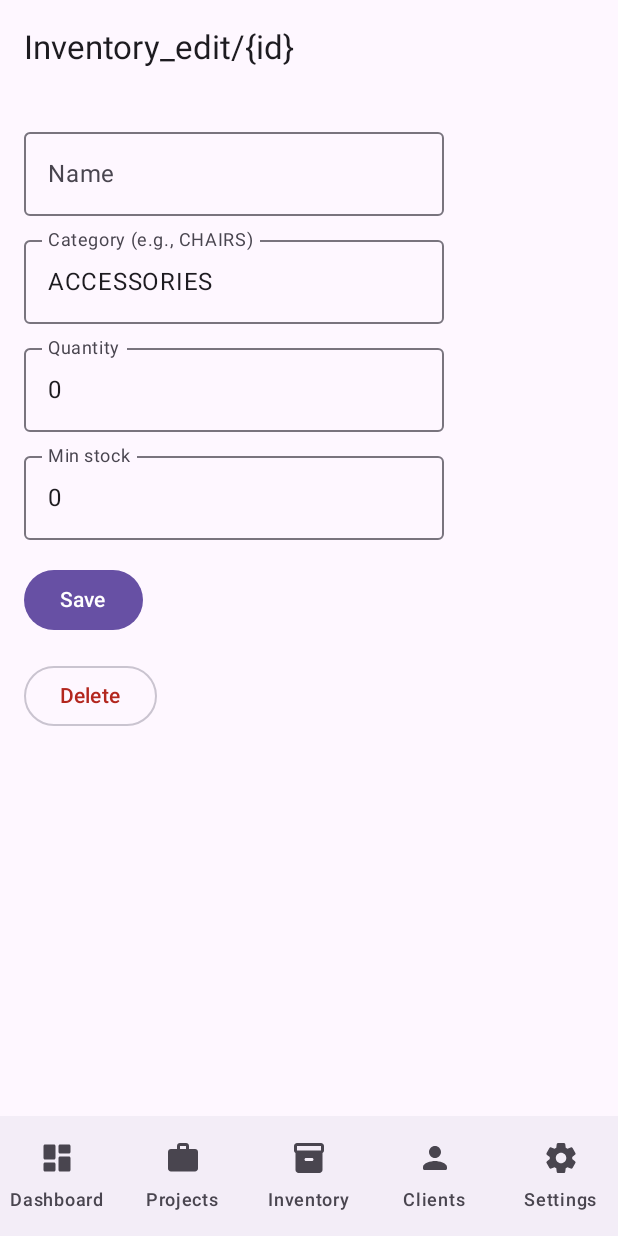
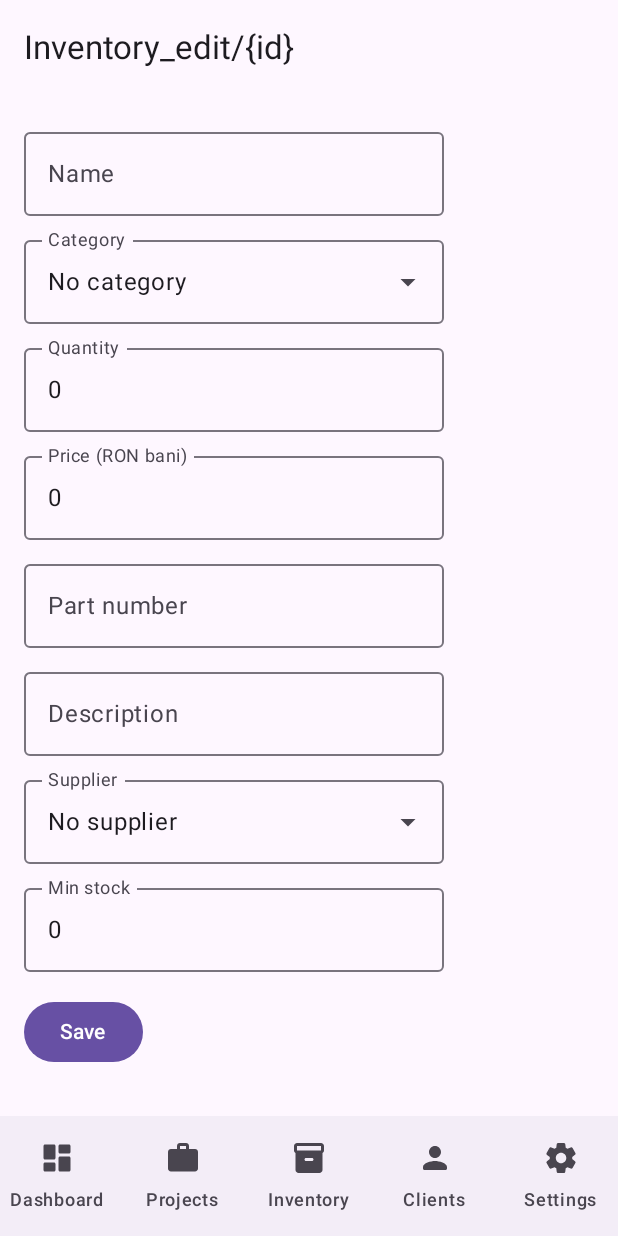
Before and after one commit to Andr3yup-ro/FurnitureWorkshopApp, an Android app built with Jetpack Compose: the InventoryScreen screen opened through its navigation route, after a tap on an icon or button, on a phone screen of 412 x 824 dp. Run offline under Robolectric (Android 15) with nearby library versions, the phone set to English and light mode, and no system bars; our stand-ins replace Dagger/Hilt's generated code, Room's generated code.

Commit message:
feat(inventory): add user-managed categories, suppliers; enrich InventoryItem with price, part number, description; update UI and backup [Droid-assisted]

```diff
--- a/app/src/main/java/com/predandrei/atelier/data/db/AppDatabase.kt
+++ b/app/src/main/java/com/predandrei/atelier/data/db/AppDatabase.kt
@@ -10,13 +10,14 @@ import com.predandrei.atelier.data.model.*
         Client::class,
         Project::class,
         Supplier::class,
+        Category::class,
         InventoryItem::class,
         FinancialTransaction::class,
         PaymentPlan::class,
         Installment::class,
         ProjectMaterialUsage::class
     ],
-    version = 2,
+    version = 3,
     exportSchema = false
 )
 @TypeConverters(EnumConverters::class)
@@ -24,6 +25,7 @@ abstract class AppDatabase : RoomDatabase() {
     abstract fun clientDao(): ClientDao
     abstract fun projectDao(): ProjectDao
     abstract fun supplierDao(): SupplierDao
+    abstract fun categoryDao(): CategoryDao
     abstract fun inventoryDao(): InventoryDao
     abstract fun financeDao(): FinanceDao
     abstract fun paymentDao(): PaymentDao
--- a/app/src/main/java/com/predandrei/atelier/data/db/EnumConverters.kt
+++ b/app/src/main/java/com/predandrei/atelier/data/db/EnumConverters.kt
@@ -1,7 +1,6 @@
 package com.predandrei.atelier.data.db
 
 import androidx.room.TypeConverter
-import com.predandrei.atelier.data.model.InventoryCategory
 import com.predandrei.atelier.data.model.PaymentMethod
 import com.predandrei.atelier.data.model.ProjectStatus
 import com.predandrei.atelier.data.model.TransactionType
@@ -12,12 +11,6 @@ class EnumConverters {
 
     @TypeConverter
     fun fromProjectStatus(s: ProjectStatus?): String? = s?.name
-
-    @TypeConverter
-    fun toInventoryCategory(v: String?): InventoryCategory? = v?.let { InventoryCategory.valueOf(it) }
-
-    @TypeConverter
-    fun fromInventoryCategory(s: InventoryCategory?): String? = s?.name
 
     @TypeConverter
     fun toTransactionType(v: String?): TransactionType? = v?.let { TransactionType.valueOf(it) }
--- a/app/src/main/java/com/predandrei/atelier/data/model/Entities.kt
+++ b/app/src/main/java/com/predandrei/atelier/data/model/Entities.kt
@@ -26,7 +26,11 @@ data class Project(
     val deadline: String? // ISO date string
 )
 
-enum class InventoryCategory { CHAIRS, TABLES, SOFAS, CABINETS, ACCESSORIES }
+@Entity
+data class Category(
+    @PrimaryKey(autoGenerate = true) val id: Long = 0,
+    val name: String
+)
 
 @Entity
 data class Supplier(
@@ -39,8 +43,11 @@ data class Supplier(
 data class InventoryItem(
     @PrimaryKey(autoGenerate = true) val id: Long = 0,
     val name: String,
-    val category: InventoryCategory,
+    val categoryId: Long?,
     val quantity: Int,
+    val priceRon: Long = 0,
+    val partNumber: String?,
+    val description: String?,
     val minStock: Int = 0,
     val supplierId: Long?
 )
--- a/app/src/main/java/com/predandrei/atelier/navigation/RootNav.kt
+++ b/app/src/main/java/com/predandrei/atelier/navigation/RootNav.kt
@@ -37,6 +37,10 @@ import com.predandrei.atelier.ui.screens.FinanceScreen
 import com.predandrei.atelier.ui.screens.ProjectPaymentsScreen
 import com.predandrei.atelier.ui.screens.ProjectMaterialsScreen
 import com.predandrei.atelier.ui.screens.SettingsScreen
+import com.predandrei.atelier.ui.screens.CategoriesScreen
+import com.predandrei.atelier.ui.screens.CategoryEditScreen
+import com.predandrei.atelier.ui.screens.SuppliersScreen
+import com.predandrei.atelier.ui.screens.SupplierEditScreen
 import androidx.compose.material.icons.rounded.Add
 import androidx.compose.ui.platform.LocalContext
 import android.widget.Toast
@@ -128,7 +132,10 @@ fun RootNav() {
                     navController.navigate("inventory_edit" + (id?.let { "/$it" } ?: ""))
                 })
             }
-            composable("settings") { Text("Settings", modifier = Modifier.fillMaxSize()) }
+            composable("settings") { SettingsScreen(
+                onOpenCategories = { navController.navigate("categories") },
+                onOpenSuppliers = { navController.navigate("suppliers") }
+            ) }
             composable("finance") { FinanceScreen(modifier = Modifier.fillMaxSize()) }
             composable("project_payments/{projectId}") { backStack ->
                 val id = backStack.arguments?.getString("projectId")?.toLongOrNull() ?: 0L
@@ -138,7 +145,22 @@ fun RootNav() {
                 val id = backStack.arguments?.getString("projectId")?.toLongOrNull() ?: 0L
                 ProjectMaterialsScreen(projectId = id, onDone = { navController.popBackStack() })
             }
-            composable("settings") { SettingsScreen() }
+            composable("settings") { SettingsScreen(
+                onOpenCategories = { navController.navigate("categories") },
+                onOpenSuppliers = { navController.navigate("suppliers") }
+            ) }
+            composable("categories") { CategoriesScreen(onEdit = { id -> navController.navigate("category_edit" + (id?.let { "/$it" } ?: "")) }) }
+            composable("category_edit") { CategoryEditScreen(categoryId = null, onSaved = { navController.popBackStack() }) }
+            composable("category_edit/{id}") { backStack ->
+                val id = backStack.arguments?.getString("id")?.toLongOrNull()
+                CategoryEditScreen(categoryId = id, onSaved = { navController.popBackStack() })
+            }
+            composable("suppliers") { SuppliersScreen(onEdit = { id -> navController.navigate("supplier_edit" + (id?.let { "/$it" } ?: "")) }) }
+            composable("supplier_edit") { SupplierEditScreen(supplierId = null, onSaved = { navController.popBackStack() }) }
+            composable("supplier_edit/{id}") { backStack ->
+                val id = backStack.arguments?.getString("id")?.toLongOrNull()
+                SupplierEditScreen(supplierId = id, onSaved = { navController.popBackStack() })
+            }
 
             // Edit/Create routes (optional id)
             composable("project_edit") { ProjectEditScreen(projectId = null, onSaved = { navController.popBackStack() }) }
--- a/app/src/main/java/com/predandrei/atelier/ui/screens/InventoryEditScreen.kt
+++ b/app/src/main/java/com/predandrei/atelier/ui/screens/InventoryEditScreen.kt
@@ -13,18 +13,23 @@ import androidx.compose.runtime.*
 import androidx.compose.ui.Modifier
 import androidx.compose.ui.unit.dp
 import androidx.hilt.navigation.compose.hiltViewModel
-import com.predandrei.atelier.data.model.InventoryCategory
 import com.predandrei.atelier.data.model.InventoryItem
 import com.predandrei.atelier.ui.viewmodel.InventoryViewModel
+import com.predandrei.atelier.ui.viewmodel.CategoriesViewModel
+import com.predandrei.atelier.ui.viewmodel.SuppliersViewModel
 import kotlinx.coroutines.launch
 
 @OptIn(ExperimentalMaterial3Api::class)
 @Composable
 fun InventoryEditScreen(itemId: Long?, onSaved: () -> Unit, vm: InventoryViewModel = hiltViewModel()) {
     var name by remember { mutableStateOf("") }
-    var categoryText by remember { mutableStateOf(InventoryCategory.ACCESSORIES.name) }
+    var selectedCategoryId by remember { mutableStateOf<Long?>(null) }
     var qtyText by remember { mutableStateOf("") }
     var minText by remember { mutableStateOf("") }
+    var priceText by remember { mutableStateOf("") }
+    var partNumber by remember { mutableStateOf("") }
+    var description by remember { mutableStateOf("") }
+    var selectedSupplierId by remember { mutableStateOf<Long?>(null) }
 
     val scope = rememberCoroutineScope()
 
@@ -32,9 +37,13 @@ fun InventoryEditScreen(itemId: Long?, onSaved: () -> Unit, vm: InventoryViewMod
         if (itemId != null && itemId > 0) {
             vm.get(itemId)?.let { i ->
                 name = i.name
-                categoryText = i.category.name
+                selectedCategoryId = i.categoryId
                 qtyText = i.quantity.toString()
                 minText = i.minStock.toString()
+                priceText = i.priceRon.toString()
+                partNumber = i.partNumber.orEmpty()
+                description = i.description.orEmpty()
+                selectedSupplierId = i.supplierId
             }
         }
     }
@@ -42,17 +51,67 @@ fun InventoryEditScreen(itemId: Long?, onSaved: () -> Unit, vm: InventoryViewMod
     Column(Modifier.fillMaxSize().padding(16.dp)) {
         OutlinedTextField(value = name, onValueChange = { name = it }, label = { Text("Name") })
         Spacer(Modifier.height(8.dp))
-        OutlinedTextField(value = categoryText, onValueChange = { categoryText = it }, label = { Text("Category (e.g., CHAIRS)") })
+        val catVm: CategoriesViewModel = hiltViewModel()
+        val cats by catVm.categories.collectAsState()
+        var catExpanded by remember { mutableStateOf(false) }
+        ExposedDropdownMenuBox(expanded = catExpanded, onExpandedChange = { catExpanded = !catExpanded }) {
+            OutlinedTextField(
+                readOnly = true,
+                value = cats.firstOrNull { it.id == selectedCategoryId }?.name ?: "No category",
+                onValueChange = {},
+                label = { Text("Category") },
+                trailingIcon = { ExposedDropdownMenuDefaults.TrailingIcon(expanded = catExpanded) },
+                modifier = Modifier.menuAnchor()
+            )
+            ExposedDropdownMenu(expanded = catExpanded, onDismissRequest = { catExpanded = false }) {
+                DropdownMenuItem(text = { Text("No category") }, onClick = { selectedCategoryId = null; catExpanded = false })
+                cats.forEach { c -> DropdownMenuItem(text = { Text(c.name) }, onClick = { selectedCategoryId = c.id; catExpanded = false }) }
+            }
+        }
         Spacer(Modifier.height(8.dp))
         OutlinedTextField(value = qtyText, onValueChange = { qtyText = it.filter { ch -> ch.isDigit() } }, label = { Text("Quantity") })
+        Spacer(Modifier.height(8.dp))
+        OutlinedTextField(value = priceText, onValueChange = { priceText = it.filter { ch -> ch.isDigit() } }, label = { Text("Price (RON bani)") })
+        Spacer(Modifier.height(8.dp))
+        OutlinedTextField(value = partNumber, onValueChange = { partNumber = it }, label = { Text("Part number") })
+        Spacer(Modifier.height(8.dp))
+        OutlinedTextField(value = description, onValueChange = { description = it }, label = { Text("Description") })
+        Spacer(Modifier.height(8.dp))
+        val supVm: SuppliersViewModel = hiltViewModel()
+        val sups by supVm.suppliers.collectAsState()
+        var supExpanded by remember { mutableStateOf(false) }
+        ExposedDropdownMenuBox(expanded = supExpanded, onExpandedChange = { supExpanded = !supExpanded }) {
+            OutlinedTextField(
+                readOnly = true,
+                value = sups.firstOrNull { it.id == selectedSupplierId }?.name ?: "No supplier",
+                onValueChange = {},
+                label = { Text("Supplier") },
+                trailingIcon = { ExposedDropdownMenuDefaults.TrailingIcon(expanded = supExpanded) },
+                modifier = Modifier.menuAnchor()
+            )
+            ExposedDropdownMenu(expanded = supExpanded, onDismissRequest = { supExpanded = false }) {
+                DropdownMenuItem(text = { Text("No supplier") }, onClick = { selectedSupplierId = null; supExpanded = false })
+                sups.forEach { s -> DropdownMenuItem(text = { Text(s.name) }, onClick = { selectedSupplierId = s.id; supExpanded = false }) }
+            }
+        }
         Spacer(Modifier.height(8.dp))
         OutlinedTextField(value = minText, onValueChange = { minText = it.filter { ch -> ch.isDigit() } }, label = { Text("Min stock") })
         Spacer(Modifier.height(16.dp))
         Button(onClick = {
             val qty = qtyText.toIntOrNull() ?: 0
             val min = minText.toIntOrNull() ?: 0
-            val cat = runCatching { InventoryCategory.valueOf(categoryText) }.getOrElse { InventoryCategory.ACCESSORIES }
-            val item = InventoryItem(id = itemId ?: 0L, name = name, category = cat, quantity = qty, minStock = min, supplierId = null)
+            val price = priceText.toLongOrNull() ?: 0
+            val item = InventoryItem(
+                id = itemId ?: 0L,
+                name = name,
+                categoryId = selectedCategoryId,
+                quantity = qty,
+                priceRon = price,
+                partNumber = partNumber.ifBlank { null },
+                description = description.ifBlank { null },
+                minStock = min,
+                supplierId = selectedSupplierId
+            )
             scope.launch { vm.save(item); onSaved() }
         }) { Text("Save") }
 
--- a/app/src/main/java/com/predandrei/atelier/ui/screens/InventoryScreen.kt
+++ b/app/src/main/java/com/predandrei/atelier/ui/screens/InventoryScreen.kt
@@ -24,10 +24,13 @@ import androidx.compose.ui.unit.dp
 import androidx.hilt.navigation.compose.hiltViewModel
 import com.predandrei.atelier.data.model.InventoryItem
 import com.predandrei.atelier.ui.viewmodel.InventoryViewModel
+import com.predandrei.atelier.ui.viewmodel.CategoriesViewModel
 
 @Composable
 fun InventoryScreen(modifier: Modifier = Modifier, onEdit: (Long?) -> Unit = {}, vm: InventoryViewModel = hiltViewModel()) {
     val itemsList by vm.items.collectAsState()
+    val catVm: CategoriesViewModel = hiltViewModel()
+    val cats by catVm.categories.collectAsState()
     var query by remember { mutableStateOf("") }
     Column(modifier.fillMaxSize()) {
         OutlinedTextField(value = query, onValueChange = { query = it }, label = { Text("Search inventory") }, modifier = Modifier.padding(16.dp))
@@ -36,20 +39,27 @@ fun InventoryScreen(modifier: Modifier = Modifier, onEdit: (Long?) -> Unit = {},
             contentPadding = PaddingValues(16.dp),
             verticalArrangement = Arrangement.spacedBy(12.dp)
         ) {
-            val filtered = itemsList.filter { it.name.contains(query, true) || it.category.name.contains(query, true) }
+            val filtered = itemsList.filter {
+                val catName = cats.firstOrNull { c -> c.id == it.categoryId }?.name.orEmpty()
+                it.name.contains(query, true) || catName.contains(query, true)
+            }
             items(filtered, key = { it.id }) { i ->
-                InventoryRow(i, onClick = { onEdit(i.id) })
+                val catName = cats.firstOrNull { c -> c.id == i.categoryId }?.name
+                InventoryRow(i, catName, onClick = { onEdit(i.id) })
             }
         }
     }
 }
 
 @Composable
-private fun InventoryRow(i: InventoryItem, onClick: () -> Unit) {
+private fun InventoryRow(i: InventoryItem, catName: String?, onClick: () -> Unit) {
     ElevatedCard(modifier = Modifier.clickable { onClick() }) {
         Column(Modifier.padding(16.dp)) {
             Text(i.name, style = MaterialTheme.typography.titleMedium, fontWeight = FontWeight.SemiBold)
             Text("Qty: ${i.quantity}", style = MaterialTheme.typography.bodyMedium)
+            if (!catName.isNullOrBlank()) {
+                Text("Category: $catName", style = MaterialTheme.typography.bodySmall)
+            }
         }
     }
 }
--- /dev/null
+++ b/app/src/main/java/com/predandrei/atelier/ui/viewmodel/CategoriesViewModel.kt
@@ -0,0 +1,19 @@
+package com.predandrei.atelier.ui.viewmodel
+
+import androidx.lifecycle.ViewModel
+import androidx.lifecycle.viewModelScope
+import com.predandrei.atelier.data.db.AppDatabase
+import com.predandrei.atelier.data.model.Category
+import dagger.hilt.android.lifecycle.HiltViewModel
+import kotlinx.coroutines.flow.SharingStarted
+import kotlinx.coroutines.flow.stateIn
+import kotlinx.coroutines.launch
+import javax.inject.Inject
+
+@HiltViewModel
+class CategoriesViewModel @Inject constructor(private val db: AppDatabase) : ViewModel() {
+    val categories = db.categoryDao().getAll().stateIn(viewModelScope, SharingStarted.WhileSubscribed(5000), emptyList())
+    suspend fun get(id: Long) = db.categoryDao().getById(id)
+    fun save(c: Category) { viewModelScope.launch { db.categoryDao().upsert(c) } }
+    fun delete(id: Long) { viewModelScope.launch { db.categoryDao().delete(id) } }
+}
--- /dev/null
+++ b/app/src/main/java/com/predandrei/atelier/ui/viewmodel/SuppliersViewModel.kt
@@ -0,0 +1,19 @@
+package com.predandrei.atelier.ui.viewmodel
+
+import androidx.lifecycle.ViewModel
+import androidx.lifecycle.viewModelScope
+import com.predandrei.atelier.data.db.AppDatabase
+import com.predandrei.atelier.data.model.Supplier
+import dagger.hilt.android.lifecycle.HiltViewModel
+import kotlinx.coroutines.flow.SharingStarted
+import kotlinx.coroutines.flow.stateIn
+import kotlinx.coroutines.launch
+import javax.inject.Inject
+
+@HiltViewModel
+class SuppliersViewModel @Inject constructor(private val db: AppDatabase) : ViewModel() {
+    val suppliers = db.supplierDao().getAll().stateIn(viewModelScope, SharingStarted.WhileSubscribed(5000), emptyList())
+    suspend fun get(id: Long) = db.supplierDao().getById(id)
+    fun save(s: Supplier) { viewModelScope.launch { db.supplierDao().upsert(s) } }
+    fun delete(id: Long) { viewModelScope.launch { db.supplierDao().delete(id) } }
+}
```
Also changed, not shown: app/src/main/java/com/predandrei/atelier/data/backup/BackupRepository.kt (+19 -3 lines), app/src/main/java/com/predandrei/atelier/data/db/Dao.kt (+21 -0 lines), app/src/main/java/com/predandrei/atelier/ui/screens/CategoriesScreen.kt (added, +44 -0 lines), app/src/main/java/com/predandrei/atelier/ui/screens/CategoryEditScreen.kt (added, +49 -0 lines), app/src/main/java/com/predandrei/atelier/ui/screens/SettingsScreen.kt (+11 -1 lines), app/src/main/java/com/predandrei/atelier/ui/screens/SupplierEditScreen.kt (added, +55 -0 lines), app/src/main/java/com/predandrei/atelier/ui/screens/SuppliersScreen.kt (added, +44 -0 lines).
